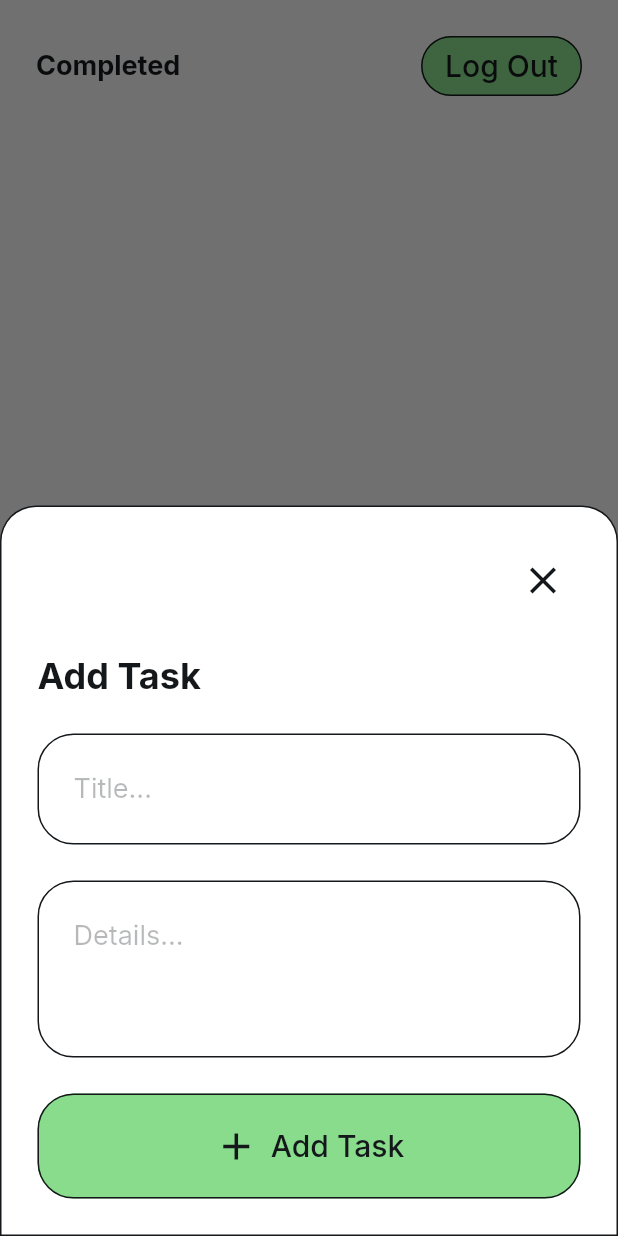
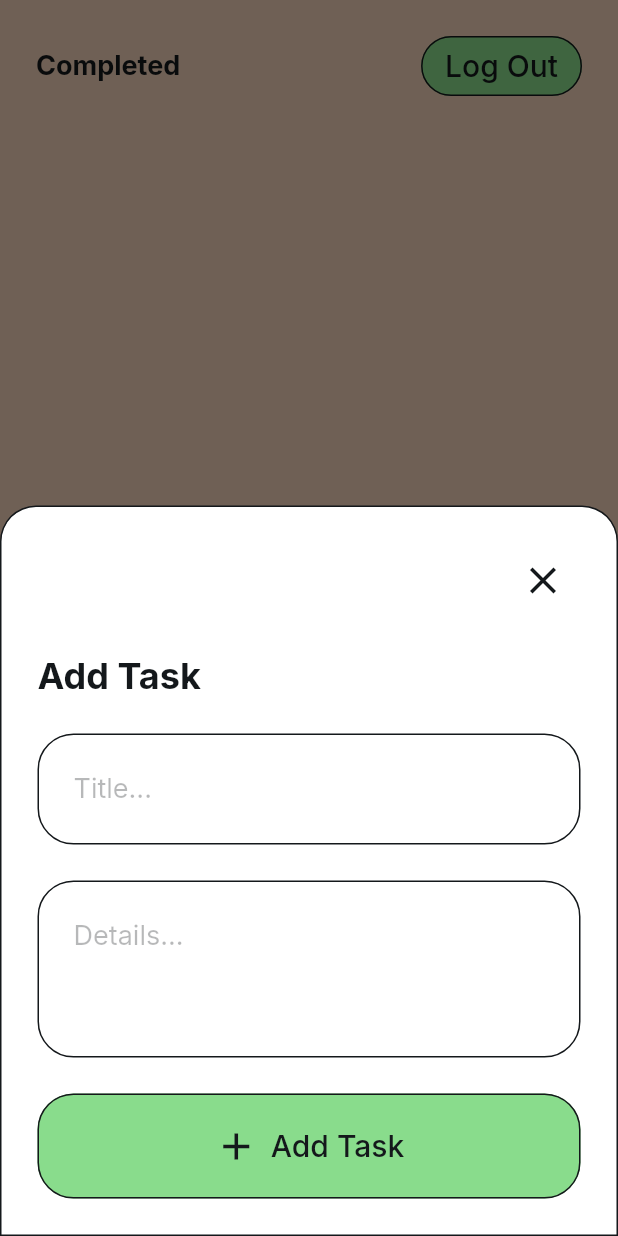
Before and after one commit to kfilipau/TodoApp-FlutterFlow, a Flutter app: the screen it shows once a user with an empty profile is signed in, item 2 of the bottom bar chosen, after a tap on the "add" icon, on a phone screen of 412 x 824 dp. Run offline on Flutter 3.47's test engine with Material 3 defaults, Android fonts, the phone set to English and light mode, and no system bars; drawn by our look-alikes of auto_size_text; our stand-ins replace cloud_firestore, easy_debounce, file_picker, firebase_auth, firebase_core, firebase_storage and 12 more; missing offline and left inert: json_path, mime_type; accounts and stored records are empty.

Commit message:
Updating to latest FlutterFlow output.

```diff
--- a/lib/completed_tasks/completed_tasks_widget.dart
+++ b/lib/completed_tasks/completed_tasks_widget.dart
@@ -42,7 +42,7 @@ class _CompletedTasksWidgetState extends State<CompletedTasksWidget> {
       onTap: () => FocusScope.of(context).unfocus(),
       child: Scaffold(
         key: scaffoldKey,
-        backgroundColor: FlutterFlowTheme.of(context).primaryBackground,
+        backgroundColor: const Color(0xDCF2CCAF),
         floatingActionButton: FloatingActionButton(
           onPressed: () async {
             await showModalBottomSheet(
--- a/lib/onboarding/onboarding_widget.dart
+++ b/lib/onboarding/onboarding_widget.dart
@@ -47,7 +47,7 @@ class _OnboardingWidgetState extends State<OnboardingWidget> {
       onTap: () => FocusScope.of(context).unfocus(),
       child: Scaffold(
         key: scaffoldKey,
-        backgroundColor: FlutterFlowTheme.of(context).primaryBackground,
+        backgroundColor: const Color(0xDCF2CCAF),
         body: SafeArea(
           top: true,
           child: Align(
--- a/lib/task_details/task_details_widget.dart
+++ b/lib/task_details/task_details_widget.dart
@@ -59,7 +59,7 @@ class _TaskDetailsWidgetState extends State<TaskDetailsWidget> {
       onTap: () => FocusScope.of(context).unfocus(),
       child: Scaffold(
         key: scaffoldKey,
-        backgroundColor: FlutterFlowTheme.of(context).primaryBackground,
+        backgroundColor: const Color(0xDCF2CCAF),
         body: SafeArea(
           top: true,
           child: Align(
--- a/lib/tasks/tasks_widget.dart
+++ b/lib/tasks/tasks_widget.dart
@@ -42,7 +42,7 @@ class _TasksWidgetState extends State<TasksWidget> {
       onTap: () => FocusScope.of(context).unfocus(),
       child: Scaffold(
         key: scaffoldKey,
-        backgroundColor: FlutterFlowTheme.of(context).primaryBackground,
+        backgroundColor: const Color(0xDCF2CCAF),
         floatingActionButton: FloatingActionButton(
           onPressed: () async {
             await showModalBottomSheet(
```
